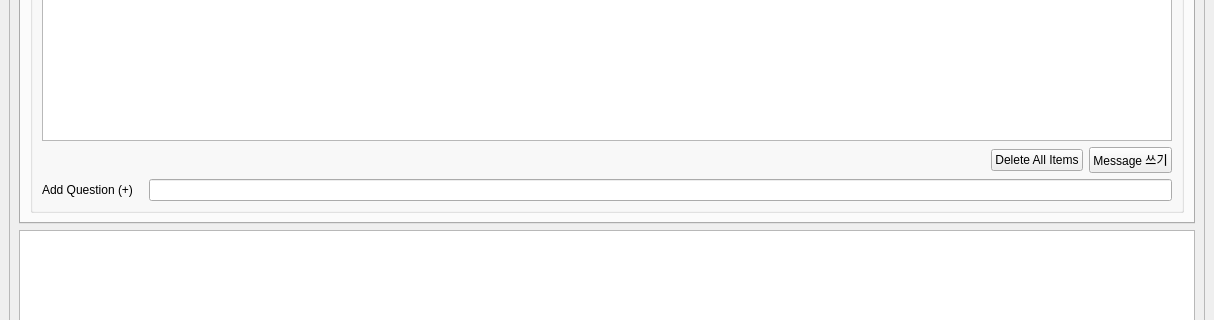
Old version of the form chatgpt_performance_metric/source/ui_designer/main_frame.ui in the repository tom-shin/perf_metric; both pictures show x 0 to 1214 and y 354 to 674 of the 1214 by 845 pixel window.
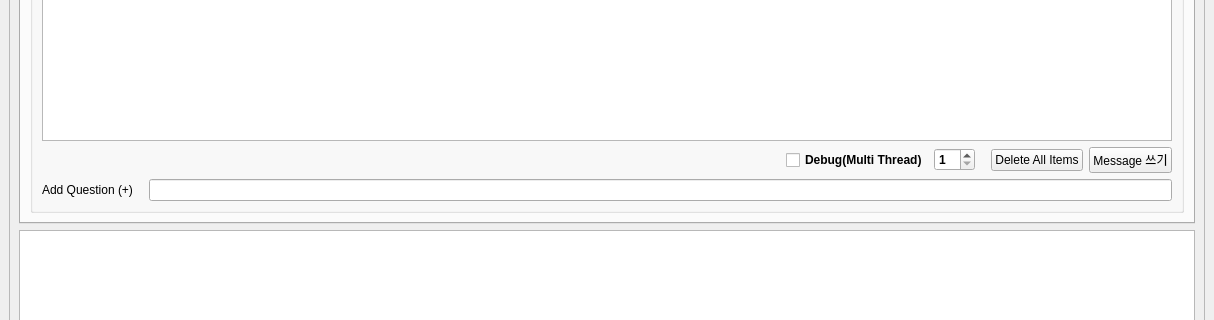
New version of the form. The open tabs and pages were chosen to show the change.

The edit to the form file:
```diff
--- a/chatgpt_performance_metric/source/ui_designer/main_frame.ui
+++ b/chatgpt_performance_metric/source/ui_designer/main_frame.ui
@@ -920,6 +920,42 @@
                   </property>
                  </spacer>
                 </item>
+                <item>
+                 <widget class="QCheckBox" name="debugcheckBox">
+                  <property name="text">
+                   <string>Debug(Multi Thread)</string>
+                  </property>
+                 </widget>
+                </item>
+                <item>
+                 <widget class="QSpinBox" name="threadspinBox">
+                  <property name="minimum">
+                   <number>1</number>
+                  </property>
+                  <property name="maximum">
+                   <number>20</number>
+                  </property>
+                  <property name="value">
+                   <number>1</number>
+                  </property>
+                 </widget>
+                </item>
+                <item>
+                 <spacer name="horizontalSpacer_10">
+                  <property name="orientation">
+                   <enum>Qt::Horizontal</enum>
+                  </property>
+                  <property name="sizeType">
+                   <enum>QSizePolicy::Fixed</enum>
+                  </property>
+                  <property name="sizeHint" stdset="0">
+                   <size>
+                    <width>10</width>
+                    <height>20</height>
+                   </size>
+                  </property>
+                 </spacer>
+                </item>
                 <item>
                  <widget class="QPushButton" name="delqlistpushButton">
                   <property name="font">
```
Left out of the diff: 4 changed lines with no effect on the pictures.
